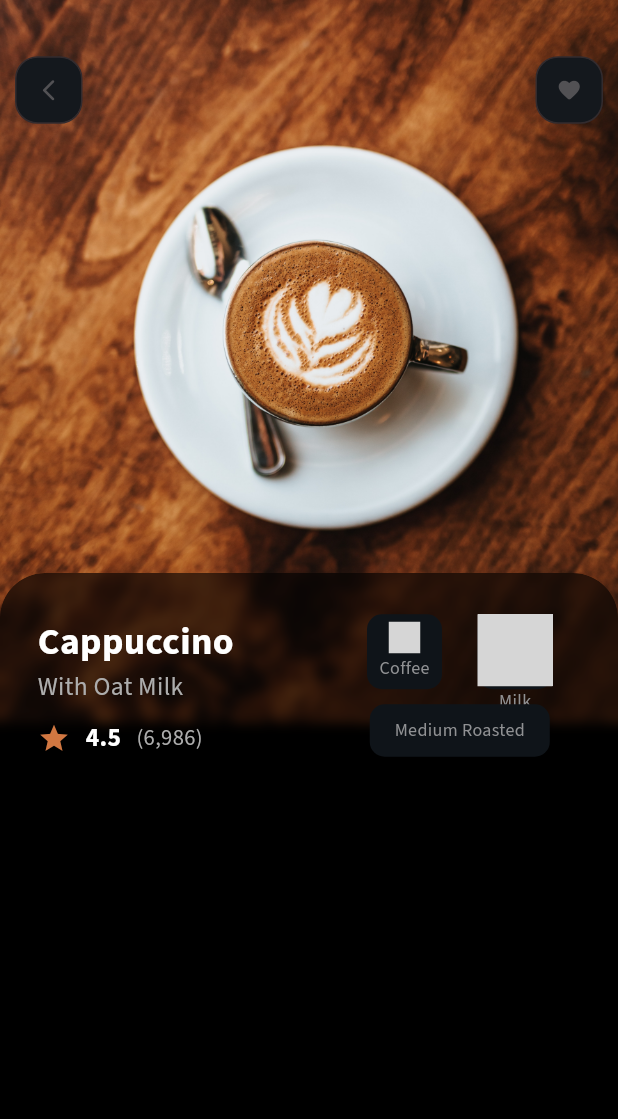
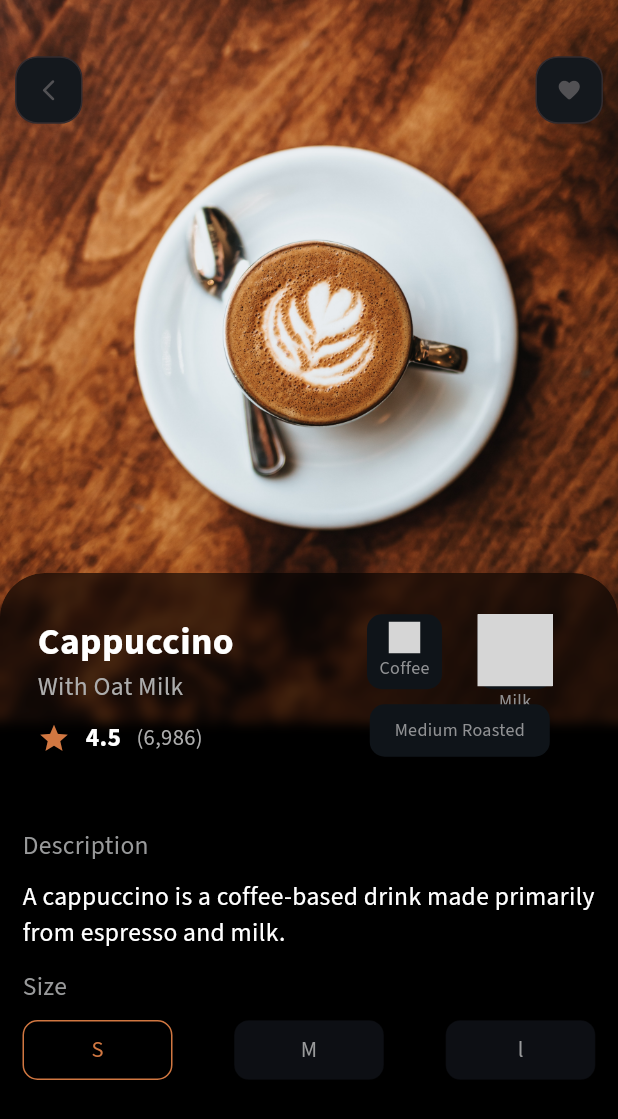
Before and after one commit to elidrocarburo/coffee_app_4sa, a Flutter app: the screen it shows after launch, after a tap on "4.5", on a phone screen of 412 x 824 dp. Shown: the top 1119 px of the screen. Run offline on Flutter 3.47's test engine with Material 3 defaults, Android fonts, the light colour scheme and no system bars; drawn by our look-alikes of glassmorphism_ui; our stand-ins replace google_fonts; missing offline and left inert: colorful_iconify_flutter, iconify_flutter; grey boxes are pictures that could not be loaded.

Commit message:
finished full description

```diff
--- a/lib/screens/item_details.dart
+++ b/lib/screens/item_details.dart
@@ -16,6 +16,9 @@ class ItemDetails extends StatefulWidget {
 }
 
 class _ItemDetailsState extends State<ItemDetails> {
+
+  int selectedIndex = 0;
+
   @override
   Widget build(BuildContext context) {
     final screenHeight = MediaQuery.of(context).size.height;
@@ -242,9 +245,104 @@ class _ItemDetailsState extends State<ItemDetails> {
                 ),
               ),
             ),
-          )
+          ),
+          Positioned(
+            top: screenHeight / 2 + 140.0,
+            child: Container(
+              height: screenHeight/2 - 140.0,
+              width: screenWidth,
+              child: ListView(
+                padding: EdgeInsets.only(left: 15.0),
+                children: [
+                  Column(
+                    crossAxisAlignment: CrossAxisAlignment.start,
+                    children: [
+                      Text('Description',
+                      style: GoogleFonts.sourceSansPro(
+                        color: Color(0xFF999A9B),
+                        fontSize: 17.0
+                      )
+                      ),
+                      SizedBox(height: 10.0),
+                      Container(
+                        height: 50.0,
+                        width: screenWidth - 30.0,
+                        child: Text('A cappuccino is a coffee-based drink made primarily from espresso and milk.',
+                        style: GoogleFonts.sourceSansPro(
+                          color: Colors.white,
+                          fontSize: 17.0
+                        ),
+                        ),
+                      ),
+                      SizedBox(height: 10.0),
+                      Text(
+                        'Size',
+                        style: GoogleFonts.sourceSansPro(
+                          color: Color(0xFF999A9B),
+                          fontSize: 17.0
+                        ),
+                        ),
+                        SizedBox(height: 10.0),
+                        Container(
+                          width: screenWidth - 30.0,
+                          child: Row(
+                            mainAxisAlignment: MainAxisAlignment.spaceBetween,
+                            children: [
+                              _buildSizeButton('S', 0),
+                              _buildSizeButton('M', 1),
+                              _buildSizeButton('l', 2)
+                            ],
+                          ),
+                        )
+                    ],
+                  )
+                ],
+              ),
+            ))
         ],
       ),
     );
   }
+
+  Widget _buildSizeButton(String title, int index) {
+    return AnimatedContainer(
+      duration: Duration(seconds: 4),
+      curve: Curves.easeIn,
+      child: GestureDetector(
+        onTap: () {
+          setState(() {
+            selectedIndex = index;
+          });
+        },
+        child: Container(
+          height: 40.0,
+          width: 100.0,
+          decoration: BoxDecoration(
+            color: index == selectedIndex ? Colors.black : Color(0xFF0D0F14),
+            borderRadius: BorderRadius.circular(10.0),
+            border: index == selectedIndex ?
+            Border.all(
+              color: ColorPalette().coffeeSelected,
+              style: BorderStyle.solid,
+              width: 1.0
+            ) :
+            Border.all(
+              color: Colors.black,
+              style: BorderStyle.solid,
+              width: 0.2
+          ),
+        ),
+        child: Center(
+          child: Text(title,
+          style: GoogleFonts.sourceSansPro(
+            color: index == selectedIndex ? ColorPalette().coffeeSelected : Color(0xFF999A9B),
+            fontSize: 15.0
+          ),
+          ),
+        ),
+      ),
+      )
+    );
+  }
+
 }
```
